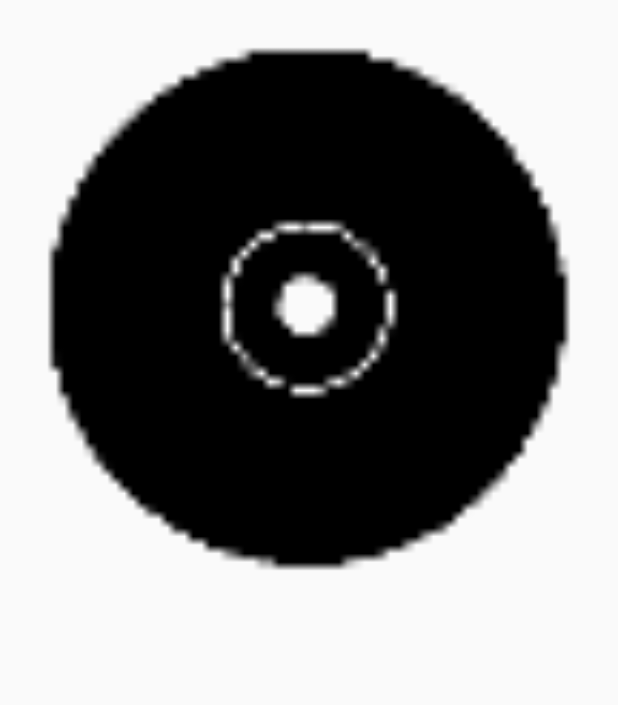
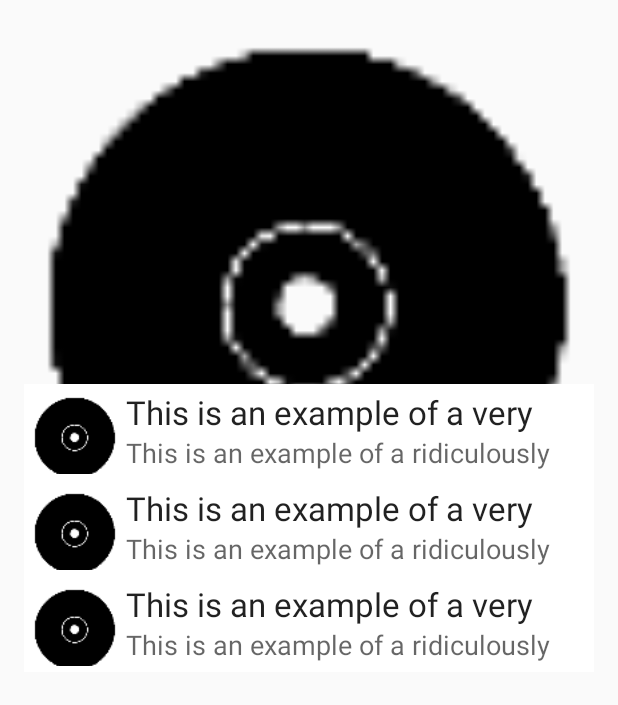
Before and after one commit to jayseejc/material-music, an Android app: the layout fragment_song_album_mode.xml on its own in the app's theme, with its tools: preview values and no code run, on a phone screen of 412 x 824 dp. Shown: the top 705 px of the screen. Run offline under Robolectric (Android 15) with nearby library versions, the phone set to English and light mode, and no system bars.

Commit message:
Layout tweak

```diff
--- a/app/src/main/java/com/jayseeofficial/materialmusic/adapter/SongRecyclerAdapter.java
+++ b/app/src/main/java/com/jayseeofficial/materialmusic/adapter/SongRecyclerAdapter.java
@@ -70,9 +70,7 @@ public class SongRecyclerAdapter extends RecyclerView.Adapter<SongRecyclerAdapte
         viewHolder.itemView.setClickable(true);
         viewHolder.txtTitle.setText(song.getTitle());
         viewHolder.txtSubtitle.setText(song.getArtist());
-        viewHolder.itemView.setOnClickListener(v -> {
-            EventBus.getDefault().post(new SongSelectedEvent(song, songs));
-        });
+        viewHolder.itemView.setOnClickListener(v -> EventBus.getDefault().post(new SongSelectedEvent(song, songs)));
         Picasso.with(context)
                 .load("file://" + SongManager.getInstance(context).getAlbum(song).getAlbumArtPath())
                 .placeholder(R.drawable.ic_default_artwork)
--- a/app/src/main/res/layout/fragment_song_album_mode.xml
+++ b/app/src/main/res/layout/fragment_song_album_mode.xml
@@ -1,5 +1,6 @@
 <?xml version="1.0" encoding="utf-8"?>
 <FrameLayout xmlns:android="http://schemas.android.com/apk/res/android"
+    xmlns:tools="http://schemas.android.com/tools"
     android:layout_width="match_parent"
     android:layout_height="match_parent"
     android:orientation="vertical">
@@ -14,8 +15,12 @@
         android:id="@+id/rv_songs"
         android:layout_width="match_parent"
         android:layout_height="match_parent"
-        android:layout_margin="@dimen/activity_horizontal_margin"
         android:background="@android:color/transparent"
         android:clipToPadding="false"
-        android:paddingTop="256dp" />
+        android:elevation="64dp"
+        android:paddingBottom="32dp"
+        android:paddingLeft="16dp"
+        android:paddingRight="16dp"
+        android:paddingTop="256dp"
+        tools:listitem="@layout/item_basic_info" />
 </FrameLayout>
--- a/app/src/main/res/layout/item_basic_info.xml
+++ b/app/src/main/res/layout/item_basic_info.xml
@@ -1,5 +1,6 @@
 <?xml version="1.0" encoding="utf-8"?>
 <LinearLayout xmlns:android="http://schemas.android.com/apk/res/android"
+    xmlns:tools="http://schemas.android.com/tools"
     android:layout_width="match_parent"
     android:layout_height="@dimen/listitem_height"
     android:background="@android:color/white"
@@ -11,6 +12,7 @@
         android:layout_width="@dimen/listitem_height"
         android:layout_height="@dimen/listitem_height"
         android:paddingRight="4dp"
+        android:src="@drawable/ic_default_artwork"
         android:scaleType="centerCrop" />
 
     <LinearLayout
@@ -22,12 +24,16 @@
             android:id="@+id/txt_title"
             android:layout_width="wrap_content"
             android:layout_height="wrap_content"
-            android:textAppearance="?android:attr/textAppearanceLarge" />
+            android:maxLines="1"
+            android:textAppearance="?android:attr/textAppearanceLarge"
+            tools:text="This is an example of a very long title for a very long song." />
 
         <TextView
             android:id="@+id/txt_subtitle"
             android:layout_width="wrap_content"
             android:layout_height="wrap_content"
-            android:textAppearance="?android:attr/textAppearanceMedium" />
+            android:maxLines="1"
+            android:textAppearance="?android:attr/textAppearanceMedium"
+            tools:text="This is an example of a ridiculously long artist name for a very long song."/>
     </LinearLayout>
 </LinearLayout>
```
Also changed, not shown: app/src/main/res/layout/activity_library_view.xml (+16 -22 lines).
